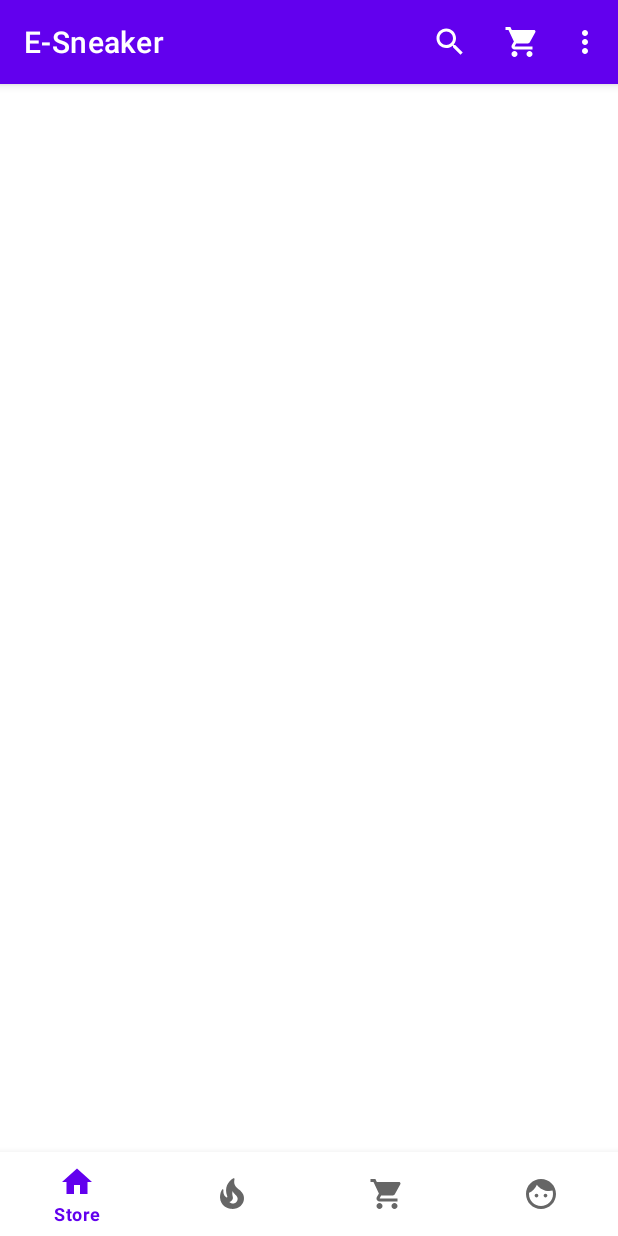
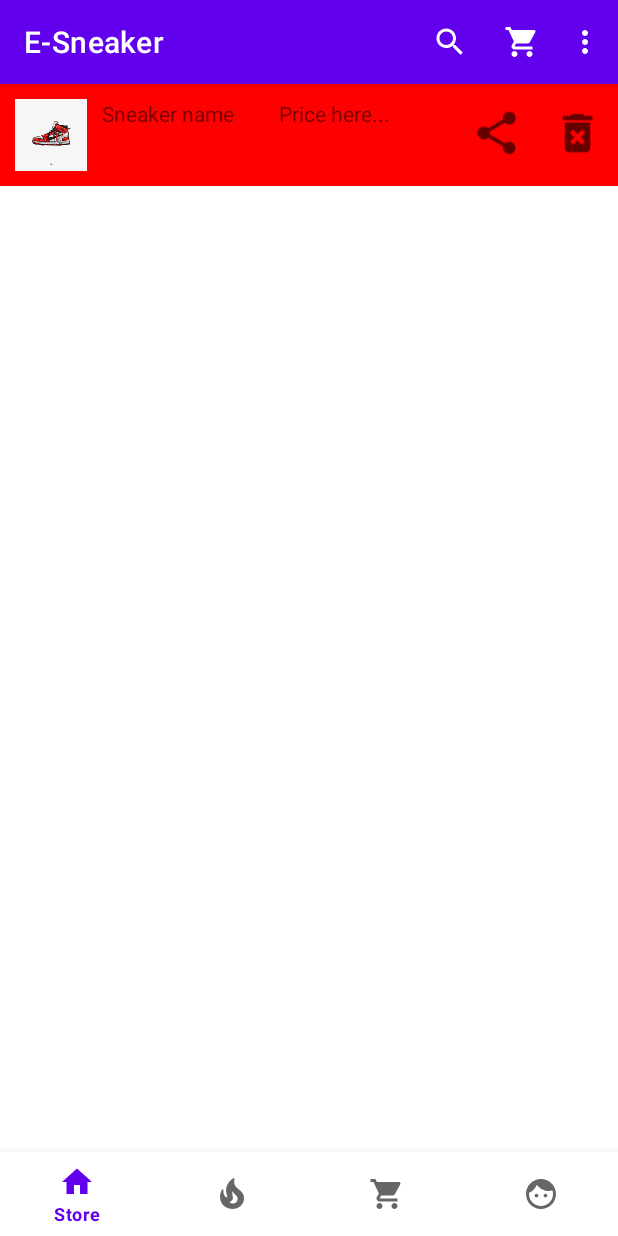
Before and after one commit to JuanTrebolle/E-Sneaker, an Android app: the Cart_Fragment screen opened directly, with no data from a screen before it, on a phone screen of 412 x 824 dp. Run offline under Robolectric (Android 15) with nearby library versions, the phone set to English and light mode, and no system bars; our stand-ins replace Room's generated code; 2 statements that could not run were skipped.

Commit message:
Changes in fragments and adapters(crushes app)
- Change in Adapters and fragments to not cast a string using int.

- Add multidex in mainActivity

- Add share icon

- Change dimensions of grid layout recyclerview

```diff
--- a/app/src/main/java/com/example/e_sneaker/Cart_Fragment.java
+++ b/app/src/main/java/com/example/e_sneaker/Cart_Fragment.java
@@ -68,13 +68,16 @@ public class Cart_Fragment extends Fragment {
     @Override
     public View onCreateView(LayoutInflater inflater, ViewGroup container,
                              Bundle savedInstanceState) {
-        View view = inflater.inflate(R.layout.fragment_store, container, false);
+        View view = inflater.inflate(R.layout.fragment_cart, container, false);
 
-        recyclerView = view.findViewById(R.id.rv_fire);
+        recyclerView = view.findViewById(R.id.rv_cart);
         recyclerView.hasFixedSize();
         recyclerView.setLayoutManager(new LinearLayoutManager(view.getContext()));
 
         //TODO:populate the sneakers list
+
+        sneakers = new ArrayList<>();
+        sneakers.add(new Sneaker(1234, "Jordan 1", 120, "Jordan ", ""));
 
         cartAdapter = new CartAdapter(sneakers);
         recyclerView.setAdapter(cartAdapter);
--- a/app/src/main/java/com/example/e_sneaker/FireSneakersAdapter.java
+++ b/app/src/main/java/com/example/e_sneaker/FireSneakersAdapter.java
@@ -30,9 +30,9 @@ public class FireSneakersAdapter extends RecyclerView.Adapter<FireSneakersAdapte
     //Binds the data to the view
     @Override
     public void onBindViewHolder(@NonNull ViewHolder holder, int position) {
-        holder.sneakerImage.setImageResource(sneakers.get(position).getImage());
+        //holder.sneakerImage.setImageResource(sneakers.get(position).getImage());
         holder.sneakerName.setText(sneakers.get(position).getModelName());
-        holder.sneakerPrice.setText((int) sneakers.get(position).getPrice());
+        holder.sneakerPrice.setText(String.valueOf(sneakers.get(position).getPrice()));
     }
 
     @Override
--- a/app/src/main/java/com/example/e_sneaker/FireSneakers_Fragment.java
+++ b/app/src/main/java/com/example/e_sneaker/FireSneakers_Fragment.java
@@ -10,6 +10,7 @@ import android.view.LayoutInflater;
 import android.view.View;
 import android.view.ViewGroup;
 
+import java.util.ArrayList;
 import java.util.List;
 
 /**
@@ -65,7 +66,7 @@ public class FireSneakers_Fragment extends Fragment {
     @Override
     public View onCreateView(LayoutInflater inflater, ViewGroup container,
                              Bundle savedInstanceState) {
-        View view = inflater.inflate(R.layout.fragment_store, container, false);
+        View view = inflater.inflate(R.layout.fragment_fire_sneakers, container, false);
 
         rv_fire = view.findViewById(R.id.rv_fire);
         rv_fire.hasFixedSize();
@@ -73,6 +74,9 @@ public class FireSneakers_Fragment extends Fragment {
 
         //TODO:populate the sneakers list
 
+        sneakers = new ArrayList<>();
+        sneakers.add(new Sneaker(1234, "Nike", 120, "Nike", ""));
+
         fireSneakersAdapter = new FireSneakersAdapter(sneakers);
         rv_fire.setAdapter(fireSneakersAdapter);
 
--- a/app/src/main/java/com/example/e_sneaker/MainActivity.java
+++ b/app/src/main/java/com/example/e_sneaker/MainActivity.java
@@ -4,6 +4,7 @@ import androidx.annotation.NonNull;
 import androidx.appcompat.app.AppCompatActivity;
 import androidx.appcompat.widget.Toolbar;
 import androidx.fragment.app.FragmentTransaction;
+import androidx.multidex.MultiDex;
 import androidx.recyclerview.widget.GridLayoutManager;
 import androidx.recyclerview.widget.LinearLayoutManager;
 import androidx.recyclerview.widget.RecyclerView;
@@ -16,7 +17,7 @@ import android.widget.Toast;
 
 import com.google.android.material.bottomnavigation.BottomNavigationView;
 
-public class MainActivity extends AppCompatActivity implements BottomNavigationView.OnNavigationItemSelectedListener{
+public class MainActivity extends AppCompatActivity implements BottomNavigationView.OnNavigationItemSelectedListener {
 
     private static final String TAG = "MainActivity";
     BottomNavigationView bottomNavigationView;
--- a/app/src/main/java/com/example/e_sneaker/Store_Fragment.java
+++ b/app/src/main/java/com/example/e_sneaker/Store_Fragment.java
@@ -76,9 +76,11 @@ public class Store_Fragment extends Fragment {
 
         //TODO: populate list sneakers
         sneakers = new ArrayList<>();
+        sneakers.add(new Sneaker(1234, "Nike", 120, "Nike", ""));
 
         storeAdapter = new StoreAdapter(sneakers);
         recyclerView.setLayoutManager(new GridLayoutManager(getContext(), 2, VERTICAL, false));
+
         recyclerView.hasFixedSize(); // Tells the recyclerView that all of the elements are gonna be the same size
         recyclerView.setAdapter(storeAdapter);
 
--- /dev/null
+++ b/app/src/main/res/drawable/ic_share.xml
@@ -0,0 +1,10 @@
+<vector xmlns:android="http://schemas.android.com/apk/res/android"
+    android:width="24dp"
+    android:height="24dp"
+    android:viewportWidth="24"
+    android:viewportHeight="24"
+    android:tint="?attr/colorControlNormal">
+  <path
+      android:fillColor="@android:color/white"
+      android:pathData="M18,16.08c-0.76,0 -1.44,0.3 -1.96,0.77L8.91,12.7c0.05,-0.23 0.09,-0.46 0.09,-0.7s-0.04,-0.47 -0.09,-0.7l7.05,-4.11c0.54,0.5 1.25,0.81 2.04,0.81 1.66,0 3,-1.34 3,-3s-1.34,-3 -3,-3 -3,1.34 -3,3c0,0.24 0.04,0.47 0.09,0.7L8.04,9.81C7.5,9.31 6.79,9 6,9c-1.66,0 -3,1.34 -3,3s1.34,3 3,3c0.79,0 1.5,-0.31 2.04,-0.81l7.12,4.16c-0.05,0.21 -0.08,0.43 -0.08,0.65 0,1.61 1.31,2.92 2.92,2.92 1.61,0 2.92,-1.31 2.92,-2.92s-1.31,-2.92 -2.92,-2.92z"/>
+</vector>
--- a/app/src/main/res/layout/custom_grid_layout.xml
+++ b/app/src/main/res/layout/custom_grid_layout.xml
@@ -5,7 +5,7 @@
     xmlns:tools="http://schemas.android.com/tools"
     android:layout_width="match_parent"
     android:layout_height="wrap_content"
-    android:background="@color/colorPrimary">
+    android:id="@+id/custom_grid_layout">
 
     <androidx.cardview.widget.CardView
         android:layout_width="0dp"
--- a/app/src/main/res/layout/fragment_cart.xml
+++ b/app/src/main/res/layout/fragment_cart.xml
@@ -9,7 +9,7 @@
 
     <androidx.recyclerview.widget.RecyclerView
         android:layout_width="match_parent"
-        android:layout_height="match_parent"
+        android:layout_height="wrap_content"
         android:id="@+id/rv_cart"/>
 
 </LinearLayout>
--- a/app/src/main/res/layout/fragment_fire_sneakers.xml
+++ b/app/src/main/res/layout/fragment_fire_sneakers.xml
@@ -10,6 +10,6 @@
 
     <androidx.recyclerview.widget.RecyclerView
         android:layout_width="match_parent"
-        android:layout_height="match_parent"
+        android:layout_height="wrap_content"
         android:id="@+id/rv_fire"/>
 </LinearLayout>
--- a/app/src/main/res/layout/fragment_store.xml
+++ b/app/src/main/res/layout/fragment_store.xml
@@ -9,7 +9,7 @@
 
     <androidx.recyclerview.widget.RecyclerView
         android:id="@+id/rv_store"
-        android:layout_width="0dp"
-        android:layout_height="0dp" />
+        android:layout_width="match_parent"
+        android:layout_height="wrap_content" />
 
 </LinearLayout>
--- a/app/src/main/res/layout/sneaker_list_item.xml
+++ b/app/src/main/res/layout/sneaker_list_item.xml
@@ -30,6 +30,13 @@
         android:layout_marginTop="10dp"/>
 
     <ImageView
+        android:id="@+id/itemShare"
+        android:layout_width="34dp"
+        android:layout_height="45dp"
+        android:layout_margin="10dp"
+        app:srcCompat="@drawable/ic_share" />
+
+    <ImageView
         android:id="@+id/itemDelete"
         android:layout_width="34dp"
         android:layout_height="45dp"
```
Also changed, not shown: app/src/main/java/com/example/e_sneaker/CartAdapter.java (+3 -4 lines), app/src/main/java/com/example/e_sneaker/StoreAdapter.java (+6 -4 lines).
